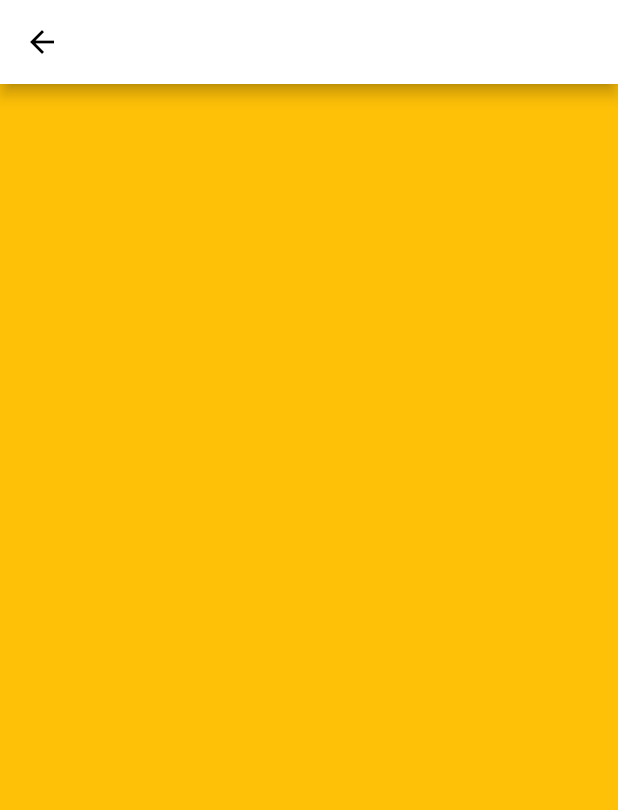
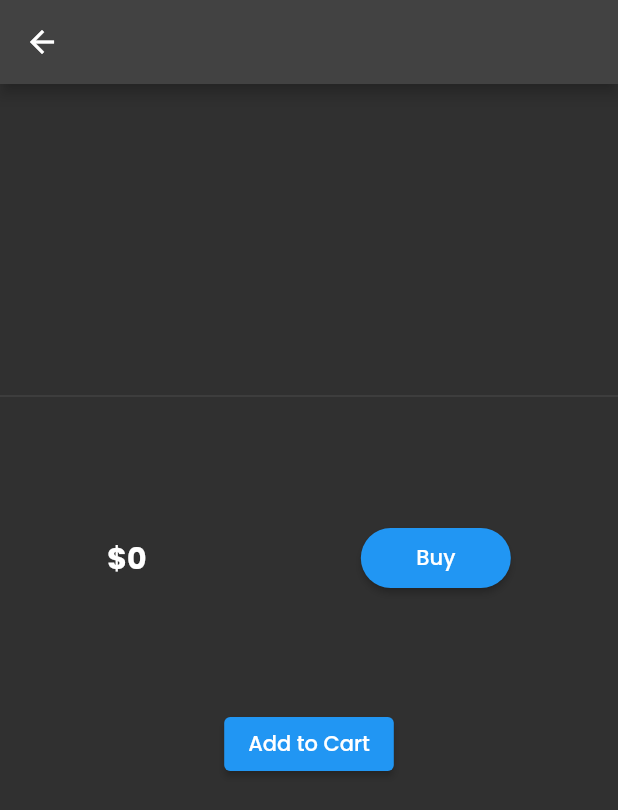
Before and after one commit to ridayislam402/E_Commerce_App_Flutter, a Flutter app: the screen it shows after launch, after a tap on an icon or button, on a phone screen of 412 x 824 dp. Shown: the top 810 px of the screen. Run offline on Flutter 3.47's test engine with Material 2 defaults, Android fonts, the phone set to English and light mode, and no system bars; our stand-ins replace google_fonts; network calls fail.

Commit message:
cart_page2

```diff
--- a/lib/main.dart
+++ b/lib/main.dart
@@ -20,8 +20,8 @@ class MyApp extends StatelessWidget {
 
      // home: Homepage(),
       debugShowCheckedModeBanner: false,
-      themeMode: ThemeMode.light,
-      theme: MyTheme.lightTheme,
+      themeMode: ThemeMode.system,
+      theme: MyTheme.darkTheme,
       //darkTheme: MyTheme.darkTheme,
       initialRoute: MyRoute.home,
       routes: {
--- a/lib/models/cart.dart
+++ b/lib/models/cart.dart
@@ -0,0 +1,41 @@
+import 'package:flutter_all_in_one/models/model.dart';
+
+class CartModel{
+  /// single ton
+  static final cartModel=CartModel._internal();
+  CartModel._internal();
+  factory CartModel()=>cartModel;
+
+  /////////
+  // Catelog fild
+    CatalogModel _catalog=new CatalogModel();
+
+
+// Collection of ids--store ids of eatch
+  final List<int> _itemIds=[];
+
+  //get catalog
+  CatalogModel get catalog=>_catalog;
+
+  set catalog(CatalogModel newCatalog){
+    assert(newCatalog!=null);
+    _catalog=newCatalog;
+  }
+
+  //get item in the cart
+  List<Item> get items=>_itemIds.map((id) => _catalog.getById(id)).toList();
+
+  //get total price
+  num get totalPrice=>items.fold(0, (total, current) => total+current.price);
+
+  //add item
+  void add(Item item){
+    _itemIds.add(item.id);
+  }
+
+  //remove item
+  void remove(Item item){
+    _itemIds.remove(item.id);
+  }
+
+}
--- a/lib/models/model.dart
+++ b/lib/models/model.dart
@@ -1,5 +1,23 @@
+//import 'package:collection/collection.dart';
 class CatalogModel{
- static List<Item> item=[
+  /// single ton
+  static final catModel=CatalogModel._internal();
+  CatalogModel._internal();
+  factory CatalogModel()=>catModel;
+
+  /////////
+
+
+  static List<Item> items=[];
+  //get Item by id
+  //Item getById(int id)=>item.firstWhere((element) => element.id==id, orElse: null);
+  Item getById(int id) =>
+      items.firstWhere((element) => element.id == id, orElse: null);
+  //get Item by position
+  Item getByPosition(int pos)=>items[pos];
+
+
+ /*static List<Item> item=[
    Item(id: 0,
        name: 'riday',
        desc: 'very good',
@@ -8,6 +26,7 @@ class CatalogModel{
        image: 'https://images.unsplash.com/photo-1493612276216-ee3925520721?ixlib=rb-1.2.1&ixid=MnwxMjA3fDB8MHxzZWFyY2h8OHx8Y2FydG9vbnxlbnwwfHwwfHw%3D&auto=format&fit=crop&w=500&q=60'
    ),
    ///can add more item list
+  */
   /* Item(id: "01",
        name: 'riday2',
        desc: 'very good',
@@ -21,9 +40,12 @@ class CatalogModel{
        price: 100,
        color: '#33505a',
        image: 'https://images.unsplash.com/photo-1493612276216-ee3925520721?ixlib=rb-1.2.1&ixid=MnwxMjA3fDB8MHxzZWFyY2h8OHx8Y2FydG9vbnxlbnwwfHwwfHw%3D&auto=format&fit=crop&w=500&q=60'
-   )*/
+   )*//*
 
-  ];
+  ];*/
+
+
+
 }
 class Item{
   final int id;
--- a/lib/pages/cart_page.dart
+++ b/lib/pages/cart_page.dart
@@ -1,14 +1,123 @@
 import 'package:flutter/material.dart';
+import 'package:flutter_all_in_one/models/cart.dart';
 class CartPage extends StatelessWidget {
   const CartPage({Key? key}) : super(key: key);
 
   @override
   Widget build(BuildContext context) {
+   bool isadd=true;
+    final _cart=CartModel();
     return Scaffold(
       appBar: AppBar(),
-      body: Container(
-        color: Colors.amber,
+      body: SingleChildScrollView(
+        child: Column(
+          mainAxisSize: MainAxisSize.min,
+          children: [
+
+            Container(
+                height: 200,
+
+                child: _CartList()
+            ),
+            Divider(),
+            _CartTotal(),
+            test(),
+          ],
+        ),
       ),
     );
   }
 }
+
+
+class _CartTotal extends StatelessWidget {
+  const _CartTotal({Key? key}) : super(key: key);
+
+  @override
+  Widget build(BuildContext context) {
+    final _cart=CartModel();
+    return SizedBox(
+      height: 200,
+      child: Row(
+        mainAxisAlignment: MainAxisAlignment.spaceAround,
+        children: [
+          Text("\$${_cart.totalPrice}",style: TextStyle(
+            //color:Colors.black,
+              fontWeight: FontWeight.bold,
+              fontSize: 20
+          )
+          ),
+          ElevatedButton(onPressed: () {
+             ScaffoldMessenger.of(context).showSnackBar(SnackBar(content: Text('Buying Not Supported')));
+          },
+              style: ButtonStyle(
+            //    backgroundColor: MaterialStateProperty.all(Colors.black),
+                shape: MaterialStateProperty.all(StadiumBorder()),
+                minimumSize: MaterialStateProperty.all(const Size(100, 40)),
+              ) ,
+              child: Text('Buy')
+          )
+        ],
+      ),
+    );
+  }
+}
+
+
+class _CartList extends StatefulWidget {
+  const _CartList({Key? key}) : super(key: key);
+
+  @override
+  State<_CartList> createState() => _CartListState();
+}
+
+class _CartListState extends State<_CartList> {
+  final _cart=CartModel();
+
+  @override
+  Widget build(BuildContext context) {
+    return ListView.builder(
+      //itemCount: 1,
+        itemCount: _cart.items.length,
+        itemBuilder: (context,index)
+      => ListTile(
+        leading: Icon(Icons.done),
+        trailing: IconButton(
+          icon: Icon(Icons.remove_circle_outline),
+          onPressed: (){},
+        ),
+        title: Text(_cart.items[index].name),
+      ),
+
+    );
+  }
+}
+
+
+
+class test extends StatefulWidget {
+  const test({Key? key}) : super(key: key);
+
+  @override
+  State<test> createState() => _testState();
+}
+
+class _testState extends State<test> {
+  bool isadd=false;
+  @override
+  Widget build(BuildContext context) {
+    return ElevatedButton(onPressed: (){
+
+      isadd=true;
+      print(isadd);
+
+      //print(widget.catalog);
+      setState(() {});
+
+
+    },
+      child:isadd?Icon(Icons.done): Text('Add to Cart'),
+
+    );
+  }
+}
--- a/lib/pages/home_page.dart
+++ b/lib/pages/home_page.dart
@@ -23,13 +23,16 @@ class _HomepageState extends State<Homepage> {
     super.initState();
     loadData();
   }
-var list; //can view with only list
+var catalog; //can view with only list
   loadData() async{
     //await Future.delayed(Duration(seconds: 2));
    var catalogJson=await rootBundle.loadString("assets/file/catalog.json");
    var decodeData=jsonDecode(catalogJson);
    var productData=decodeData["products"];
-   list=List.from(productData)
+   catalog=List.from(productData)
+       .map<Item>((item) => Item.fromMap(item))
+       .toList();
+   CatalogModel.items=List.from(productData)
        .map<Item>((item) => Item.fromMap(item))
        .toList();
   // print(decodeData);
@@ -46,10 +49,10 @@ var list; //can view with only list
       floatingActionButton: FloatingActionButton(onPressed: () {
         Navigator.pushNamed(context, MyRoute.cartpage);
       },
-        backgroundColor: Colors.black,
+       // backgroundColor: Colors.black,
       child: Icon(CupertinoIcons.cart),
       ),
-      body:(list!=null && list.isNotEmpty)?
+      body:(catalog!=null && catalog.isNotEmpty)?
           GridView.builder(
               gridDelegate: SliverGridDelegateWithFixedCrossAxisCount(
                   crossAxisCount: 2,
@@ -58,7 +61,7 @@ var list; //can view with only list
               ),
               itemBuilder: (context,index){
               // final item=list[index];
-               return CatalogModel2(item: list[index],);
+               return CatalogModel2(catalog: catalog[index],);
                /* return Card(
                   clipBehavior: Clip.antiAlias,
                     shape: RoundedRectangleBorder(borderRadius: BorderRadius.circular(10)),
@@ -69,7 +72,7 @@ var list; //can view with only list
                     )
                 );*/
               },
-              itemCount: list.length,
+              itemCount: catalog.length,
           )
       :Center(child: CircularProgressIndicator(),),
       drawer: MyDrawer(),
--- a/lib/pages/login_page.dart
+++ b/lib/pages/login_page.dart
@@ -29,6 +29,7 @@ class _LoginPageState extends State<LoginPage> {
     return Scaffold(
       appBar: AppBar(title: Text('Login Page'),),
       body: Material(
+
         //color: Colors.deepPurple,
         child: SingleChildScrollView(
           child: Form(
--- a/lib/widgets/style_widgets_gridview.dart
+++ b/lib/widgets/style_widgets_gridview.dart
@@ -1,13 +1,13 @@
 import 'package:flutter/foundation.dart';
 import 'package:flutter/material.dart';
-import 'package:flutter_all_in_one/models/demomodel.dart';
+import 'package:flutter_all_in_one/models/cart.dart';
 import 'package:flutter_all_in_one/models/model.dart';
 import 'package:flutter_all_in_one/pages/home_detail.dart';
 
 class CatalogModel2 extends StatelessWidget {
  // const CatalogModel2({Key? key}) : super(key: key);
- final Item item;
-  const CatalogModel2({super.key, required this.item}):assert(item!=null);
+  final Item catalog;
+  const CatalogModel2({super.key, required this.catalog}):assert(catalog!=null);
   @override
   Widget build(BuildContext context) {
    // Product item;
@@ -17,36 +17,83 @@ class CatalogModel2 extends StatelessWidget {
     return InkWell(
      onTap: () {
        Navigator.push(context, MaterialPageRoute(builder: (context) {
-        return HomeDetailPage(item: item);
+        return HomeDetailPage(item: catalog);
        },
        )
        );
      },
+      child: Container(
+       decoration: BoxDecoration(
+        color: Colors.transparent,
+        borderRadius: BorderRadius.circular(16),
+       ),
         child: Column(
          children: [
           Container(
           // padding: EdgeInsets.all(4),
-         height: 180,
+           height: 140,
            width: 160,
+
            decoration: BoxDecoration(
+            color: Colors.transparent,
             borderRadius: BorderRadius.circular(16),
            ),
-         child: Hero(tag: Key(item.id.toString()),child: Image.network(item.image)),
+           child: Hero(tag: Key(catalog.id.toString()),child: Image.network(catalog.image)),
           ),
           Padding(
            padding: EdgeInsets.symmetric(vertical: 4),
-          child: Text(item.name,),
+            child: Text(catalog.name,),
           ),
           Padding(
            padding: EdgeInsets.symmetric(vertical: 4),
-         child: Text("\$${item.price.toString()}",
+           child: Text("\$${catalog.price.toString()}",
            style: TextStyle(
-          color: Colors.black,
+
             fontWeight: FontWeight.bold,
            ),),
-        )
+          ),
+          _addToCard(catalog: catalog),
+
          ],
+        ),
       ),
     );
   }
 }
+
+
+class _addToCard extends StatefulWidget {
+ // final Item catelog;
+  final Item catalog;
+  const _addToCard({Key? key, required this.catalog}) : super(key: key);
+
+  @override
+  State<_addToCard> createState() => _addToCardState();
+}
+final _cart = CartModel();
+class _addToCardState extends State<_addToCard> {
+
+ // bool isadd=true;
+  bool isadd= false;
+  @override
+  Widget build(BuildContext context) {
+   // isadd=_cart.items.contains(widget.catalog) ??  false;
+    return  ElevatedButton(onPressed: (){
+      print(isadd);
+       isadd=true;
+       print(isadd);
+      final _catalog = CatalogModel();
+
+       _cart.catalog = _catalog;
+       _cart.add(widget.catalog);
+
+      //print(widget.catalog);
+       setState(() {});
+
+
+    },
+        child:isadd?Icon(Icons.done): Text('Add to Cart'),
+
+    );
+  }
+}
--- a/lib/widgets/themes.dart
+++ b/lib/widgets/themes.dart
@@ -4,7 +4,9 @@ import 'package:google_fonts/google_fonts.dart';
 class MyTheme{
   static ThemeData get lightTheme => ThemeData(
       primarySwatch: Colors.deepPurple,
+      //brightness: Brightness.light,
       fontFamily: GoogleFonts.poppins().fontFamily,
+      canvasColor: Colors.white,//for background page color
       appBarTheme: AppBarTheme(
           color: Colors.white,
           //iconTheme: IconThemeData(color: Colors.black),
@@ -23,14 +25,31 @@ class MyTheme{
   );*/
 
 
+//bark theme
+  static ThemeData get dark2 => ThemeData.dark();
+
 
 //test theme
   static ThemeData get darkTheme =>
-      ThemeData.dark();
+      ThemeData(
+        //backgroundColor: Colors.black,
+          brightness: Brightness.dark,
+         // primarySwatch: Colors.,// switch color button
+         // canvasColor: Colors.black,
+        //  buttonColor: Colors.white,
+          fontFamily: GoogleFonts.poppins().fontFamily,
+          appBarTheme: AppBarTheme(
+             // color: Colors.white,
+              //iconTheme: IconThemeData(color: Colors.black),
+             // foregroundColor: Colors.black
+          )
+      );
 
 
 
   ////color
 
-  //final Color color = Color(072A6C);
+  //static Color cream = Color(0xffeedddd);
+ // static Color cream = Color(0xffeedddd);
+ // static Color cream = Color(0xffeedddd);
 }
--- a/pubspec.yaml
+++ b/pubspec.yaml
@@ -35,6 +35,7 @@ dependencies:
   # Use with the CupertinoIcons class for iOS style icons.
   cupertino_icons: ^1.0.2
   google_fonts: ^3.0.1
+
 
 dev_dependencies:
   flutter_test:
```
Also changed, not shown: assets/file/catalog.json (+8 -8 lines), lib/pages/home_detail.dart (+5 -9 lines). Lines whose indentation alone changed are shown as unchanged.
